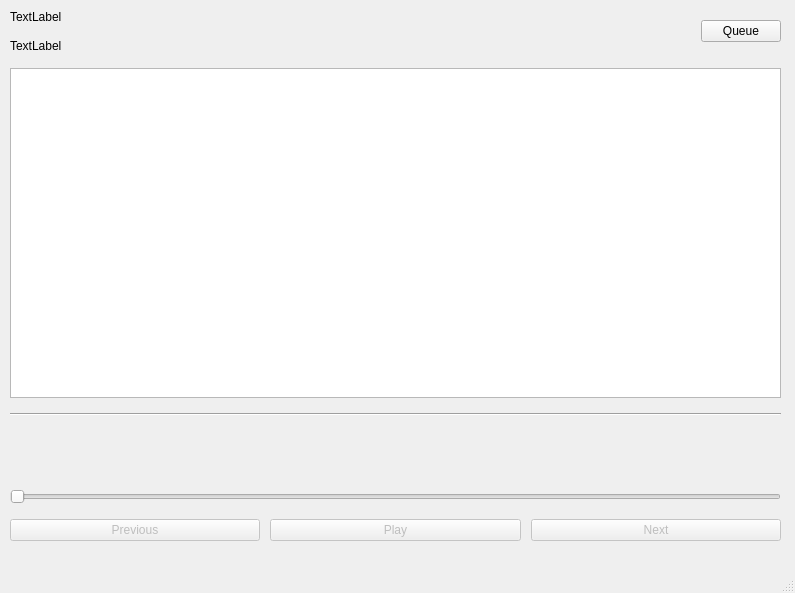
The window that playlist.ui (lonskyne/crescendo) describes before a commit, drawn with Qt 5.
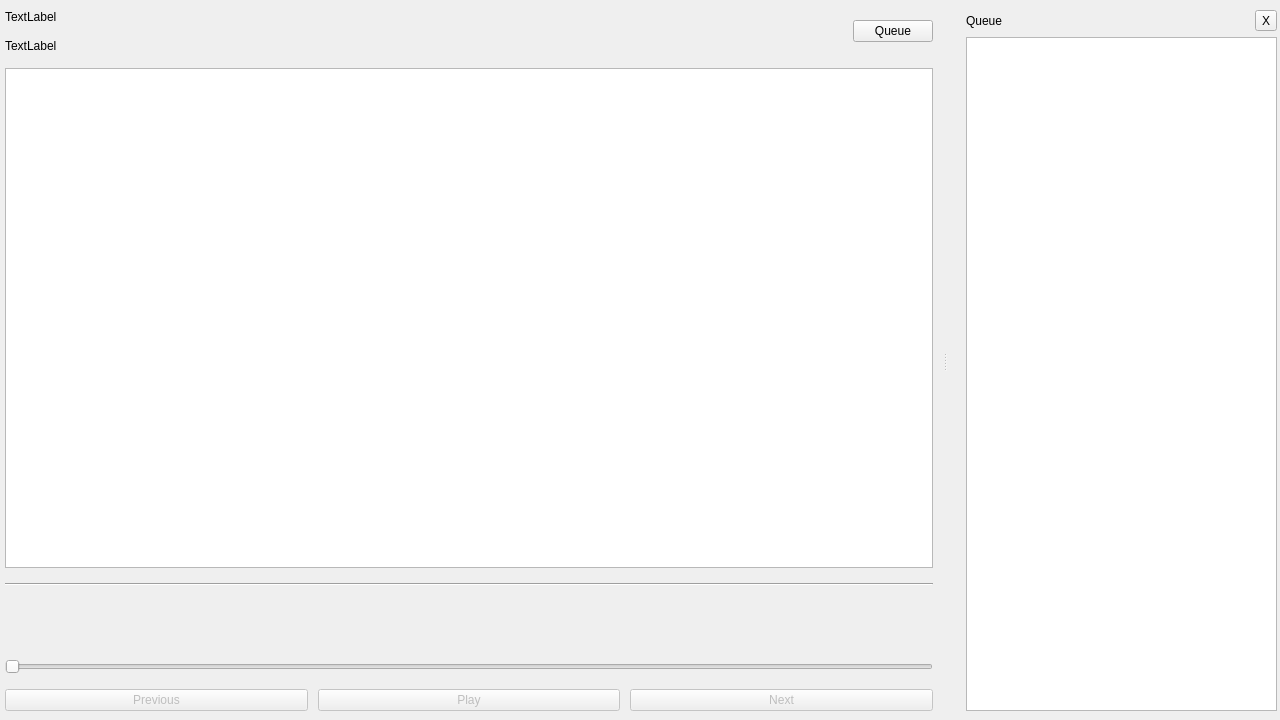
The same window after the commit.

Commit message: Add queue panel to see previous/current/next tracks

The edit to the form file:
```diff
--- a/playlist.ui
+++ b/playlist.ui
@@ -6,23 +6,33 @@
    <rect>
     <x>0</x>
     <y>0</y>
-    <width>795</width>
-    <height>593</height>
+    <width>1280</width>
+    <height>720</height>
    </rect>
   </property>
   <property name="windowTitle">
    <string>MainWindow</string>
   </property>
   <widget class="QWidget" name="centralwidget">
+   <widget class="QSplitter" name="splitter">
+    <property name="geometry">
+     <rect>
+      <x>-5</x>
+      <y>0</y>
+      <width>1291</width>
+      <height>721</height>
+     </rect>
+    </property>
+    <property name="maximumSize">
+     <size>
+      <width>16777215</width>
+      <height>16777215</height>
+     </size>
+    </property>
+    <property name="orientation">
+     <enum>Qt::Horizontal</enum>
+    </property>
    <widget class="QWidget" name="verticalLayoutWidget">
-    <property name="geometry">
-     <rect>
-      <x>0</x>
-      <y>0</y>
-      <width>791</width>
-      <height>551</height>
-     </rect>
-    </property>
     <layout class="QVBoxLayout" name="verticalLayout">
      <property name="spacing">
       <number>15</number>
@@ -97,6 +107,11 @@
          <verstretch>0</verstretch>
         </sizepolicy>
        </property>
+        <property name="styleSheet">
+         <string notr="true">QTableView::item:hover {
+        background-color: rgba(100, 100, 255, 40);  /* light blue with transparency */
+    }</string>
+        </property>
        <property name="selectionBehavior">
         <enum>QAbstractItemView::SelectRows</enum>
        </property>
@@ -181,17 +196,48 @@
      </item>
     </layout>
    </widget>
-  </widget>
-  <widget class="QStatusBar" name="statusbar"/>
-  <widget class="QMenuBar" name="menubar">
+    <widget class="QWidget" name="queue_panel" native="true">
+     <property name="enabled">
+      <bool>true</bool>
+     </property>
+     <widget class="QWidget" name="verticalLayoutWidget_3">
    <property name="geometry">
     <rect>
-     <x>0</x>
-     <y>0</y>
-     <width>795</width>
-     <height>21</height>
-    </rect>
-   </property>
+        <x>19</x>
+        <y>10</y>
+        <width>311</width>
+        <height>701</height>
+       </rect>
+      </property>
+      <layout class="QVBoxLayout" name="verticalLayout_20">
+       <property name="sizeConstraint">
+        <enum>QLayout::SetMaximumSize</enum>
+       </property>
+       <item>
+        <layout class="QHBoxLayout" name="horizontalLayout_6">
+         <item>
+          <widget class="QLabel" name="label">
+           <property name="text">
+            <string>Queue</string>
+           </property>
+          </widget>
+         </item>
+         <item>
+          <widget class="QToolButton" name="toolButton_queue_panel_close">
+           <property name="text">
+            <string>X</string>
+           </property>
+          </widget>
+         </item>
+        </layout>
+       </item>
+       <item>
+        <widget class="QListView" name="listView_queue"/>
+       </item>
+      </layout>
+     </widget>
+    </widget>
+   </widget>
   </widget>
  </widget>
  <resources/>
```
Lines whose indentation alone changed are shown as unchanged. The commit also changes 2 other files.
